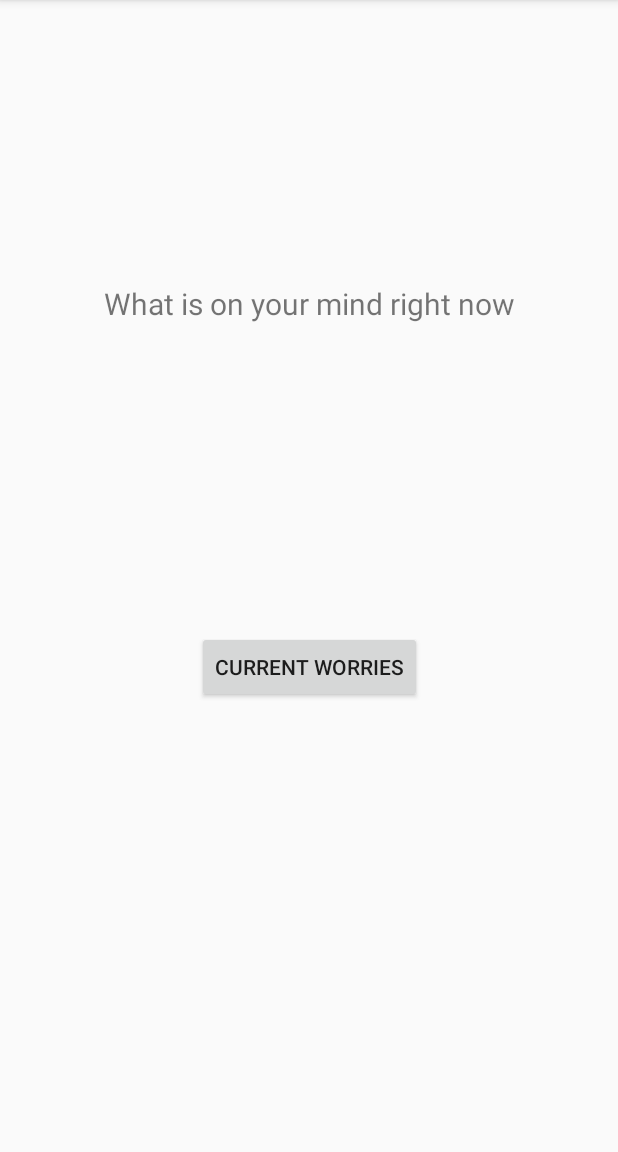
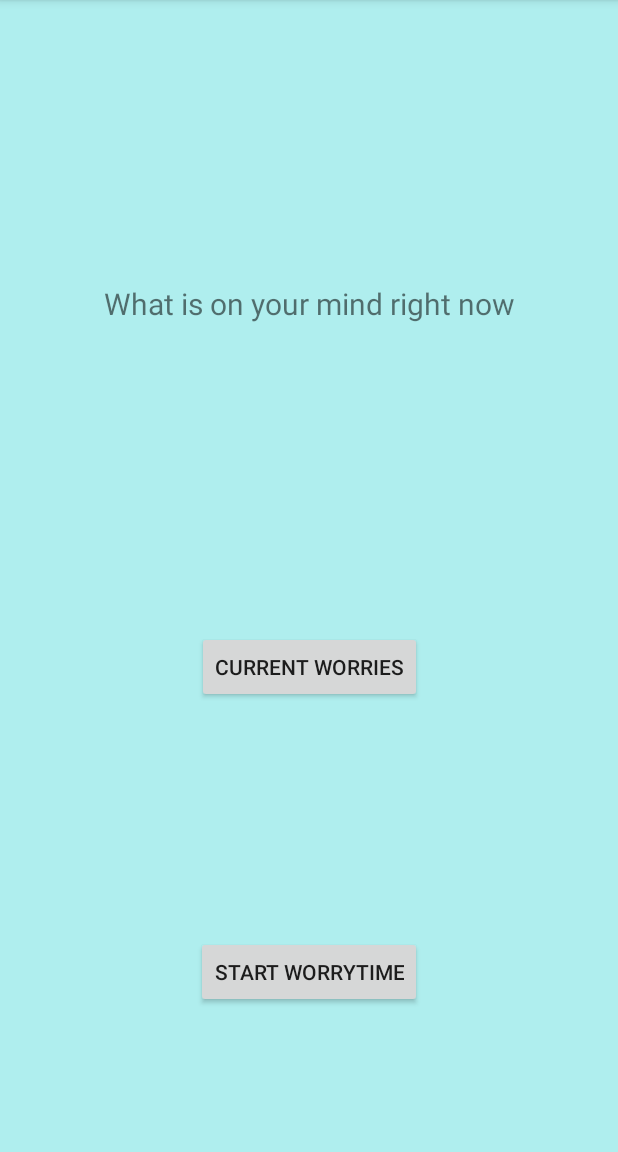
Before and after one commit to WFoster1994/MyWorryTime, an Android app: the screen it shows after launch (MainActivity), on a phone screen of 412 x 824 dp, the part 84-1236 px from its top. Run offline under Robolectric (Android 15) with nearby library versions, the phone set to English and light mode, and no system bars.

Commit message:
Basic design changes - added button to homescreen, changed background colour of homescreen to match colour screen and reduced splash screen duration by 2 seconds

```diff
--- a/app/src/main/java/will/example/myworrytime/SplashActivity.java
+++ b/app/src/main/java/will/example/myworrytime/SplashActivity.java
@@ -20,6 +20,6 @@
                 startActivity(i);
                 finish();
             }
-        }, 3000);
+        }, 2000);
     }
 }
--- a/app/src/main/res/layout/content_main.xml
+++ b/app/src/main/res/layout/content_main.xml
@@ -4,6 +4,7 @@
     xmlns:tools="http://schemas.android.com/tools"
     android:layout_width="match_parent"
     android:layout_height="match_parent"
+    android:background ="@color/pale_blue"
     app:layout_behavior="@string/appbar_scrolling_view_behavior"
     tools:context=".MainActivity">
     <!-- tools:showIn="@layout/activity_main" -->
@@ -34,4 +35,15 @@
         app:layout_constraintTop_toTopOf="parent"
         app:layout_constraintVertical_bias="0.584" />
 
+    <Button
+        android:id="@+id/start_worrytime_button"
+        android:layout_width="wrap_content"
+        android:layout_height="wrap_content"
+        android:layout_marginTop="59dp"
+        android:text="Start WorryTime"
+        app:layout_constraintBottom_toBottomOf="parent"
+        app:layout_constraintEnd_toEndOf="parent"
+        app:layout_constraintStart_toStartOf="parent"
+        app:layout_constraintTop_toBottomOf="@+id/launch_list_button" />
+
 </androidx.constraintlayout.widget.ConstraintLayout>
```
